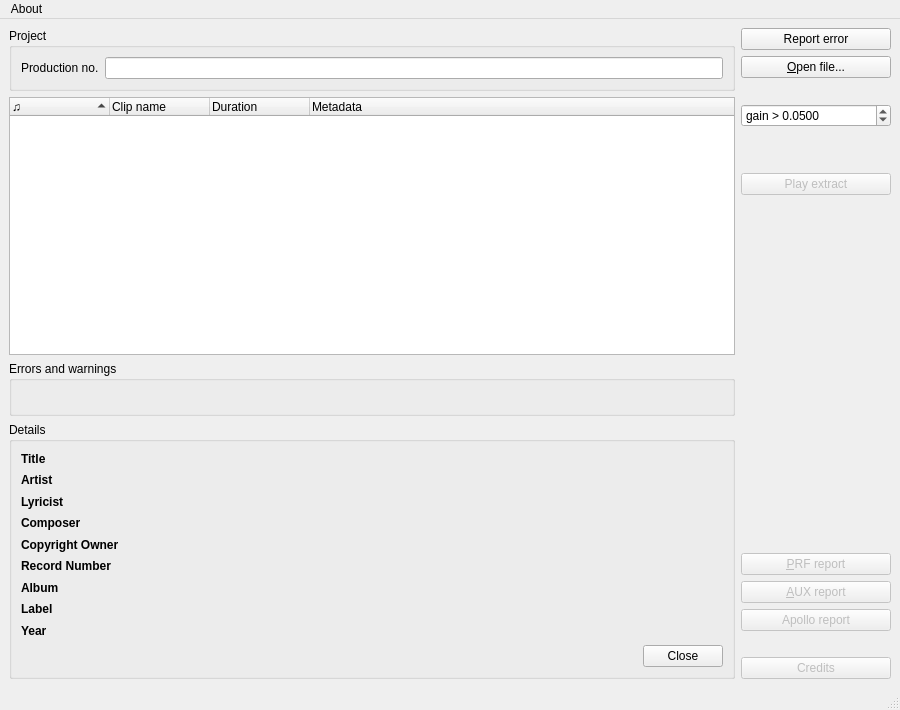
havardgulldahl/pling-plong-odometer, file src/gui/pling-plong-odometer.ui: the form before one commit.
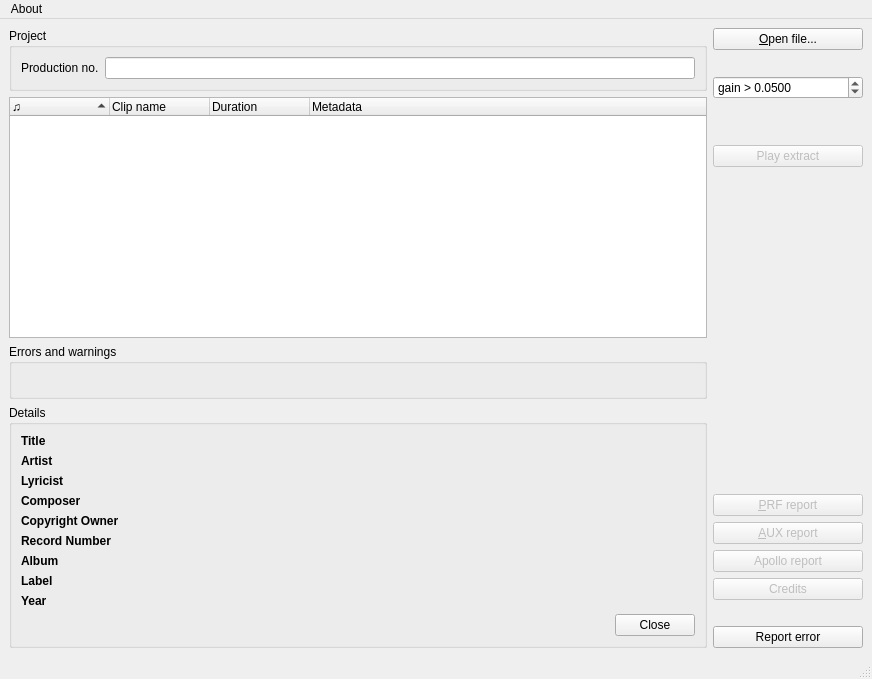
The form after the commit. Icons and pictures are not drawn.

Commit message: moving error button

```diff
--- a/src/gui/pling-plong-odometer.ui
+++ b/src/gui/pling-plong-odometer.ui
@@ -7,8 +7,8 @@
    <rect>
     <x>0</x>
     <y>0</y>
-    <width>900</width>
-    <height>710</height>
+    <width>872</width>
+    <height>679</height>
    </rect>
   </property>
   <property name="acceptDrops">
@@ -305,16 +305,6 @@
     </item>
     <item row="0" column="1">
      <layout class="QVBoxLayout" name="verticalLayout">
-      <item>
-       <widget class="QPushButton" name="errorButton">
-        <property name="statusTip">
-         <string>Experiencing errors or glitches? Report it!</string>
-        </property>
-        <property name="text">
-         <string>Report error</string>
-        </property>
-       </widget>
-      </item>
       <item>
        <widget class="QPushButton" name="loadFileButton">
         <property name="statusTip">
@@ -466,6 +456,19 @@
         </property>
        </widget>
       </item>
+      <item>
+       <widget class="QPushButton" name="creditsButton">
+        <property name="enabled">
+         <bool>false</bool>
+        </property>
+        <property name="toolTip">
+         <string>Create a list that is suitable for end credits.</string>
+        </property>
+        <property name="text">
+         <string>Credits</string>
+        </property>
+       </widget>
+      </item>
       <item>
        <spacer name="horizontalSpacer">
         <property name="orientation">
@@ -483,15 +486,12 @@
        </spacer>
       </item>
       <item>
-       <widget class="QPushButton" name="creditsButton">
-        <property name="enabled">
-         <bool>false</bool>
-        </property>
-        <property name="toolTip">
-         <string>Create a list that is suitable for end credits.</string>
+       <widget class="QPushButton" name="errorButton">
+        <property name="statusTip">
+         <string>Experiencing errors or glitches? Report it!</string>
         </property>
         <property name="text">
-         <string>Credits</string>
+         <string>Report error</string>
         </property>
        </widget>
       </item>
@@ -504,7 +504,7 @@
     <rect>
      <x>0</x>
      <y>0</y>
-     <width>900</width>
+     <width>872</width>
      <height>18</height>
     </rect>
    </property>
```
